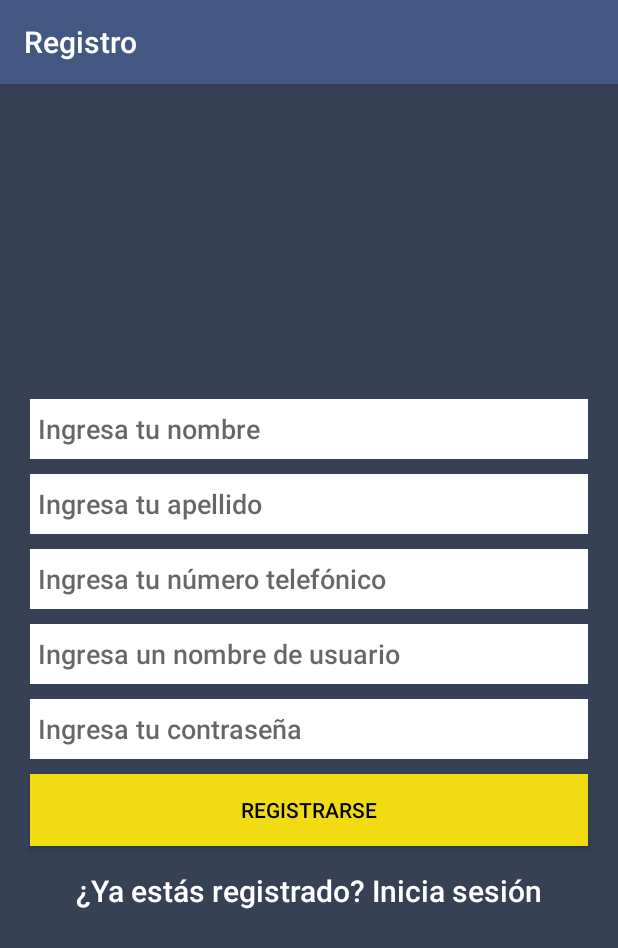
After one commit to mpfranco10/ParkingLot, an Android app: the RegisterActivity screen opened directly, with no data from a screen before it, on a phone screen of 412 x 824 dp. The commit adds this screen. Shown: the top 948 px of the screen. Run offline under Robolectric (Android 15) with nearby library versions, the phone set to English and light mode, and no system bars; our stand-ins replace Firebase (no records; nobody signed in at launch, a user with empty details on screens opened directly).

Commit message:
registro, falta poner letreritos de error si algo pasa

```diff
--- a/app/src/main/AndroidManifest.xml
+++ b/app/src/main/AndroidManifest.xml
@@ -49,6 +49,11 @@
         </activity>
 
         <activity
+            android:name=".RegisterActivity"
+            android:label="Registro">
+        </activity>
+
+        <activity
             android:name=".EntryActivity">
         <intent-filter>
             <action android:name="android.intent.action.MAIN" />
--- /dev/null
+++ b/app/src/main/java/com/example/parkinglot/RegisterActivity.kt
@@ -0,0 +1,116 @@
+package com.example.parkinglot
+
+import android.app.Activity
+import android.content.Intent
+import android.content.SharedPreferences
+import android.os.Bundle
+import android.util.Log
+import android.view.View
+import android.widget.Button
+import android.widget.EditText
+import android.widget.TextView
+import androidx.appcompat.app.AppCompatActivity
+import com.example.parkinglot.login.ui.login.LoginActivity
+import com.google.firebase.Timestamp
+import com.google.firebase.firestore.FirebaseFirestore
+import com.google.firebase.firestore.FirebaseFirestoreSettings
+
+import java.io.IOException
+import java.util.*
+
+
+class RegisterActivity : AppCompatActivity() {
+
+    private var etname: EditText? = null
+    private var etapellido:EditText? = null
+    private var ettelefono:EditText? = null
+    private var etusername:EditText? = null
+    private var etpassword: EditText? = null
+    private var btnregister: Button? = null
+    private var tvlogin: TextView? = null
+
+    override fun onCreate(savedInstanceState: Bundle?) {
+        super.onCreate(savedInstanceState)
+
+        setContentView(R.layout.activity_register)
+
+        etname = findViewById<View>(R.id.etname) as EditText
+        etapellido = findViewById<View>(R.id.etapellido) as EditText
+        ettelefono = findViewById<View>(R.id.etnumber) as EditText
+        etusername = findViewById<View>(R.id.etusername) as EditText
+        etpassword = findViewById<View>(R.id.etpassword) as EditText
+
+        btnregister = findViewById<View>(R.id.btnregister) as Button
+        tvlogin = findViewById<View>(R.id.tvlogin) as TextView
+
+        btnregister!!.isEnabled = etname!=null && etapellido!=null && ettelefono!=null && etusername!=null && etpassword!=null
+
+        tvlogin!!.setOnClickListener {
+            val intent = Intent(this@RegisterActivity, LoginActivity::class.java)
+            startActivity(intent)
+        }
+
+        btnregister!!.setOnClickListener {
+            try {
+                register()
+            } catch (e: Exception) {
+                e.printStackTrace()
+            }
+        }
+
+        }
+
+    private fun register() {
+        try {
+            btnregister!!.isEnabled = false
+            btnregister!!.setBackgroundColor(resources.getColor(R.color.colorAccent))
+
+            val db = FirebaseFirestore.getInstance()
+            // [END get_firestore_instance]
+
+            var perfil = ""
+
+            // [START set_firestore_settings]
+            val settings = FirebaseFirestoreSettings.Builder()
+                .setPersistenceEnabled(true)
+                .build()
+            db.firestoreSettings = settings
+
+            val name = etname!!.text.toString()
+            val ape = etapellido!!.text.toString()
+            val tel = ettelefono!!.text.toString().toInt()
+            val us =  etusername!!.text.toString()
+            val pw = etpassword!!.text.toString()
+
+            val docData = hashMapOf(
+                "firstname" to name,
+                "lastname" to ape,
+                "phone_number" to tel,
+                "birthday" to Timestamp(Date()),
+                "gender" to 0,
+                "saldo" to 10000,
+                "username" to us,
+                "password" to pw
+            )
+
+            db.collection("users").document(us)
+                .set(docData)
+                .addOnSuccessListener { Log.d("Register", "DocumentSnapshot successfully written!")
+
+                    val intent = Intent(this@RegisterActivity, MainActivity::class.java)
+                    startActivity(intent)
+                }
+                .addOnFailureListener { e -> Log.w("Register", "Error writing document", e)
+                    btnregister!!.isEnabled = true
+                }
+        } catch (e: Exception) {
+
+        } finally {
+
+        }
+
+    }
+
+
+
+    }
--- a/app/src/main/java/com/example/parkinglot/User.kt
+++ b/app/src/main/java/com/example/parkinglot/User.kt
@@ -9,5 +9,9 @@ data class User(
     var firstname: String? = "",
     var gender: Int? = 0,
     var lastname: String? = "",
-    var phone_number: Int? = 0
+    var phone_number: Int? = 0,
+    var username: String? = "",
+    var password: String? = "",
+    var saldo: Int? = 0
+
 )
--- a/app/src/main/java/com/example/parkinglot/ui/home/HomeFragment.kt
+++ b/app/src/main/java/com/example/parkinglot/ui/home/HomeFragment.kt
@@ -75,7 +75,7 @@ class HomeFragment : Fragment(), OnMapReadyCallback, GoogleMap.OnMarkerClickList
         map.getUiSettings().setZoomControlsEnabled(true)
         map.setOnMarkerClickListener(this)
 
-        setUpMap()
+
 
         if (ActivityCompat.checkSelfPermission(context,
                 android.Manifest.permission.ACCESS_FINE_LOCATION) != PackageManager.PERMISSION_GRANTED) { //aun no hay permisos
@@ -84,6 +84,7 @@ class HomeFragment : Fragment(), OnMapReadyCallback, GoogleMap.OnMarkerClickList
 
         }
         else{ //si hay permisos
+            setUpMap()
             centrarLocalizacion()
         }
 
@@ -96,6 +97,7 @@ class HomeFragment : Fragment(), OnMapReadyCallback, GoogleMap.OnMarkerClickList
                 // If request is cancelled, the result arrays are empty.
                 if ((grantResults.isNotEmpty() && grantResults[0] == PackageManager.PERMISSION_GRANTED)) {
                     // permission was granted, yay! Do the
+                    setUpMap()
                     centrarLocalizacion()
                 } else {
                     // permission denied, boo! Disable the
--- a/app/src/main/java/com/example/parkinglot/ui/notifications/NotificationsFragment.kt
+++ b/app/src/main/java/com/example/parkinglot/ui/notifications/NotificationsFragment.kt
@@ -55,7 +55,7 @@ class NotificationsFragment : Fragment() {
         // [END set_firestore_settings]
 
         db.collection("users")
-            .whereEqualTo("firstname", "Sergio")
+            .whereEqualTo("firstname", "Maria")
             .get()
             .addOnSuccessListener { documents ->
                 for (document in documents) {
--- /dev/null
+++ b/app/src/main/res/layout/activity_register.xml
@@ -0,0 +1,109 @@
+<?xml version="1.0" encoding="utf-8"?>
+<androidx.constraintlayout.widget.ConstraintLayout xmlns:android="http://schemas.android.com/apk/res/android"
+    xmlns:app="http://schemas.android.com/apk/res-auto"
+    xmlns:tools="http://schemas.android.com/tools"
+    android:id="@+id/container"
+    android:layout_width="match_parent"
+    android:layout_height="match_parent"
+
+    tools:context=".login.ui.login.LoginActivity">
+
+    <LinearLayout
+        android:layout_width="match_parent"
+        android:layout_height="match_parent"
+        android:background="@color/colorPrimaryDark"
+        android:gravity="center"
+        android:orientation="vertical"
+        app:layout_constraintTop_toTopOf="parent"
+        tools:layout_editor_absoluteX="16dp">
+
+        <EditText
+            android:id="@+id/etname"
+            android:layout_width="match_parent"
+            android:layout_height="40dp"
+            android:layout_marginLeft="20dp"
+            android:layout_marginRight="20dp"
+            android:background="#fff"
+            android:textColor="#000000"
+            android:fontFamily="sans-serif-medium"
+            android:hint="Ingresa tu nombre"
+            android:paddingLeft="5dp" />
+
+        <EditText
+            android:id="@+id/etapellido"
+            android:layout_width="match_parent"
+            android:layout_height="40dp"
+            android:layout_marginLeft="20dp"
+            android:layout_marginTop="10dp"
+            android:layout_marginRight="20dp"
+            android:textColor="#000000"
+            android:fontFamily="sans-serif-medium"
+            android:background="#fff"
+            android:hint="Ingresa tu apellido"
+            android:paddingLeft="5dp" />
+
+        <EditText
+            android:id="@+id/etnumber"
+            android:layout_width="match_parent"
+            android:layout_height="40dp"
+            android:layout_marginLeft="20dp"
+            android:layout_marginTop="10dp"
+            android:layout_marginRight="20dp"
+            android:background="#fff"
+            android:textColor="#000000"
+            android:fontFamily="sans-serif-medium"
+            android:hint="Ingresa tu número telefónico"
+            android:inputType="number"
+            android:paddingLeft="5dp" />
+
+        <EditText
+            android:id="@+id/etusername"
+            android:layout_width="match_parent"
+            android:layout_height="40dp"
+            android:layout_marginLeft="20dp"
+            android:layout_marginTop="10dp"
+            android:layout_marginRight="20dp"
+            android:textColor="#000000"
+            android:fontFamily="sans-serif-medium"
+            android:background="#fff"
+            android:hint="Ingresa un nombre de usuario"
+            android:paddingLeft="5dp" />
+
+        <EditText
+            android:id="@+id/etpassword"
+            android:layout_width="match_parent"
+            android:layout_height="40dp"
+            android:layout_marginLeft="20dp"
+            android:layout_marginTop="10dp"
+            android:layout_marginRight="20dp"
+            android:textColor="#000000"
+            android:fontFamily="sans-serif-medium"
+            android:background="#fff"
+            android:hint="Ingresa tu contraseña"
+            android:inputType="textPassword"
+            android:paddingLeft="5dp" />
+
+        <Button
+            android:id="@+id/btnregister"
+            android:layout_width="match_parent"
+            android:layout_height="wrap_content"
+            android:layout_marginLeft="20dp"
+            android:layout_marginTop="10dp"
+            android:layout_marginRight="20dp"
+            android:fontFamily="sans-serif-medium"
+            android:background="#F1DB12"
+            android:text="Registrarse"
+            android:textColor="#000" />
+
+        <TextView
+            android:id="@+id/tvlogin"
+            android:layout_width="match_parent"
+            android:layout_height="40dp"
+            android:layout_marginTop="10dp"
+            android:fontFamily="sans-serif-medium"
+            android:gravity="center"
+            android:text="¿Ya estás registrado? Inicia sesión"
+            android:textColor="#fff"
+            android:textSize="20sp" />
+    </LinearLayout>
+</androidx.constraintlayout.widget.ConstraintLayout>
```
Also changed, not shown: app/src/main/java/com/example/parkinglot/login/ui/login/LoginActivity.kt (+8 -0 lines), app/src/main/res/layout/activity_login.xml (+26 -8 lines).
